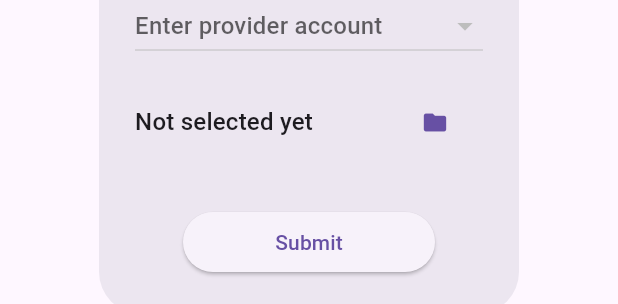
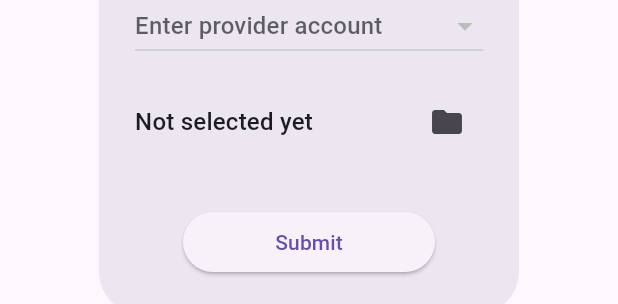
Before and after one commit to dhzdhd/SyncVault, a Flutter app: the NewFolderDialogWidget widget shown alone on an empty page, opened directly, on a phone screen of 412 x 824 dp. Shown: the part 523-827 px from the top of the screen. Run offline on Flutter 3.47's test engine with Material 2 defaults, Android fonts, the phone set to English and light mode, and no system bars; our stand-ins replace dio, file_picker, flutter_hooks, flutter_svg, fpdart, freezed_annotation and 3 more; missing offline and left inert: flutter_web_auth_2; accounts and stored records are empty; generated files the repository leaves out were written again.

Commit message:
Some UI enhancements

```diff
--- a/lib/src/accounts/models/folder_model.dart
+++ b/lib/src/accounts/models/folder_model.dart
@@ -10,7 +10,7 @@ part 'folder_model.g.dart';
 @freezed
 class FolderModel with _$FolderModel {
   const factory FolderModel({
-    required List<AuthProviderModel> models,
+    required AuthProviderModel model,
     required String localPath,
   }) = _FolderModel;
 
--- a/lib/src/home/components/new_folder_dialog_widget.dart
+++ b/lib/src/home/components/new_folder_dialog_widget.dart
@@ -40,14 +40,21 @@ class NewFolderDialogWidget extends HookConsumerWidget {
             mainAxisAlignment: MainAxisAlignment.start,
             children: [
               Expanded(
-                child: Text(
-                  selectedFolder.value.toNullable() ?? 'Not selected yet',
-                  style: Theme.of(context).textTheme.titleMedium,
-                  textAlign: TextAlign.left,
+                child: Tooltip(
+                  message:
+                      selectedFolder.value.toNullable() ?? 'Not selected yet',
+                  child: Text(
+                    selectedFolder.value.toNullable() ?? 'Not selected yet',
+                    style: Theme.of(context).textTheme.titleMedium,
+                    textAlign: TextAlign.left,
+                    overflow: TextOverflow.ellipsis,
+                    maxLines: 1,
+                  ),
                 ),
               ),
-              TextButton(
-                child: const Icon(Icons.folder),
+              IconButton(
+                icon: const Icon(Icons.folder),
+                tooltip: 'Get directory',
                 onPressed: () async {
                   final result = await FilePicker.platform.getDirectoryPath();
                   selectedFolder.value = result.toOption();
```
Also changed, not shown: lib/src/accounts/models/folder_model.freezed.dart, lib/src/accounts/models/folder_model.g.dart.
